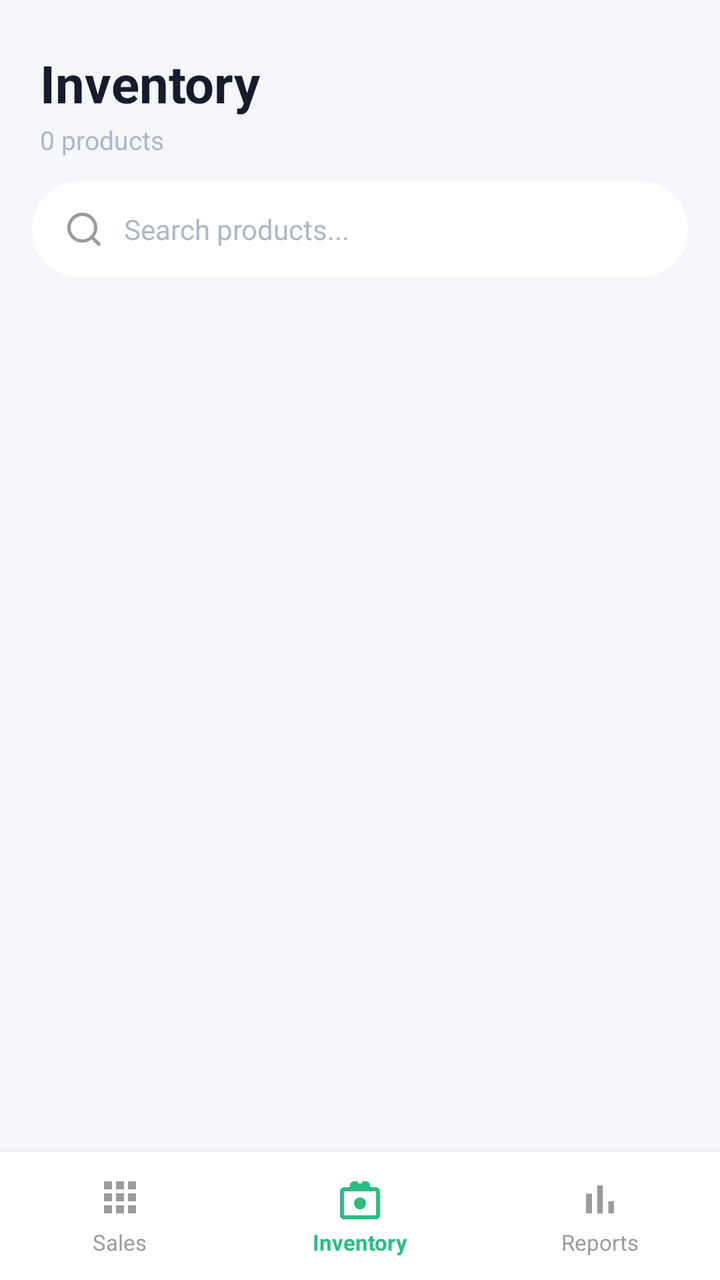
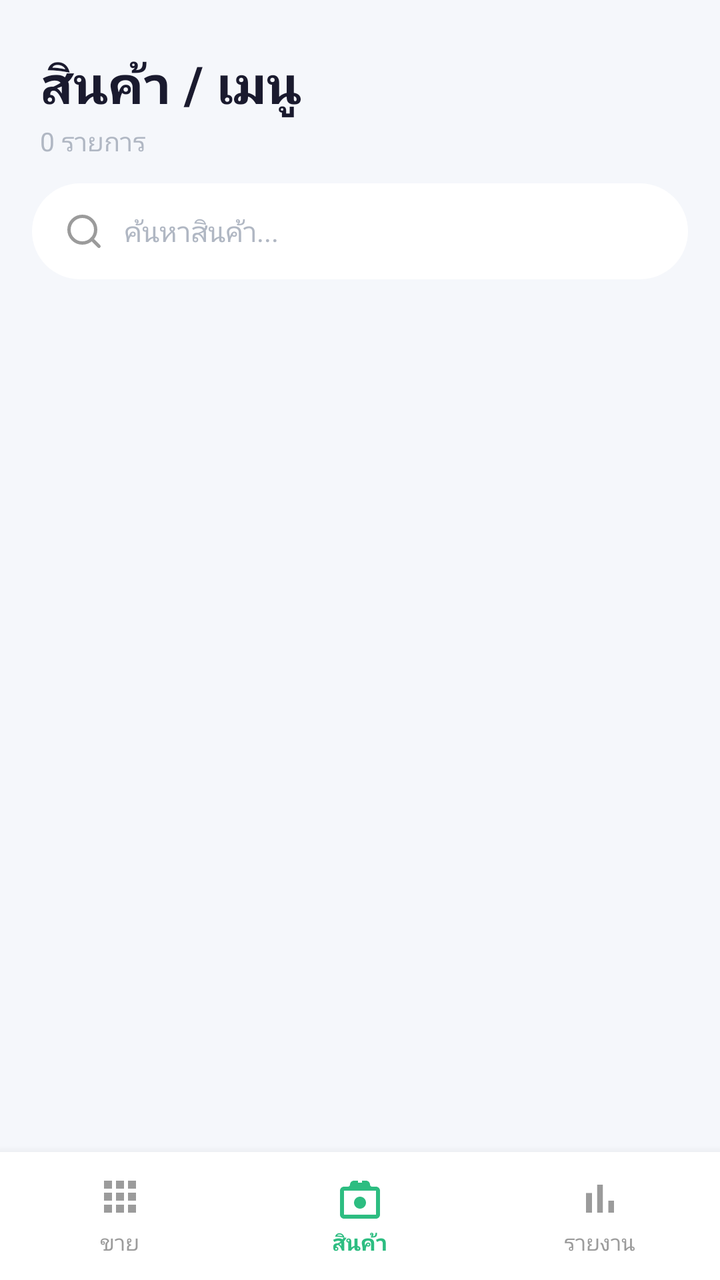

An Android layout rendered at two revisions. The XML below is the earlier revision; the diff shows what the commit changed to produce the second picture.
<!-- AndroidManifest.xml: application theme Theme.POS -->
<!-- res/layout/fragment_inventory.xml -->
<?xml version="1.0" encoding="utf-8"?>
<androidx.constraintlayout.widget.ConstraintLayout
    xmlns:android="http://schemas.android.com/apk/res/android"
    xmlns:app="http://schemas.android.com/apk/res-auto"
    android:layout_width="match_parent"
    android:layout_height="match_parent"
    android:background="@color/bg_screen">

    
    <LinearLayout
        android:id="@+id/bottomNavBar"
        android:layout_width="0dp"
        android:layout_height="64dp"
        android:background="@android:color/white"
        android:orientation="horizontal"
        android:elevation="8dp"
        app:layout_constraintBottom_toBottomOf="parent"
        app:layout_constraintEnd_toEndOf="parent"
        app:layout_constraintStart_toStartOf="parent">

        
        <LinearLayout
            android:id="@+id/tabSales"
            android:layout_width="0dp"
            android:layout_height="match_parent"
            android:layout_weight="1"
            android:gravity="center"
            android:orientation="vertical"
            android:padding="4dp"
            android:clickable="true"
            android:focusable="true">
            <FrameLayout
                android:layout_width="wrap_content"
                android:layout_height="wrap_content">
                <ImageView
                    android:layout_width="24dp"
                    android:layout_height="24dp"
                    android:src="@drawable/ic_sales"
                    app:tint="@color/text_gray" />
                <TextView
                    android:id="@+id/badgeSales"
                    android:layout_width="16dp"
                    android:layout_height="16dp"
                    android:background="@drawable/bg_circle_green"
                    android:gravity="center"
                    android:text="0"
                    android:textColor="@android:color/white"
                    android:textSize="9sp"
                    android:textStyle="bold"
                    android:layout_gravity="top|end"
                    android:layout_marginStart="12dp"
                    android:visibility="gone" />
            </FrameLayout>
            <TextView
                android:layout_width="wrap_content"
                android:layout_height="wrap_content"
                android:text="Sales"
                android:textColor="@color/text_gray"
                android:textSize="11sp"
                android:layout_marginTop="2dp" />
        </LinearLayout>

        
        <LinearLayout
            android:id="@+id/tabInventory"
            android:layout_width="0dp"
            android:layout_height="match_parent"
            android:layout_weight="1"
            android:gravity="center"
            android:orientation="vertical"
            android:padding="4dp"
            android:clickable="true"
            android:focusable="true">
            <ImageView
                android:layout_width="24dp"
                android:layout_height="24dp"
                android:src="@drawable/ic_inventory"
                app:tint="@color/green_primary" />
            <TextView
                android:layout_width="wrap_content"
                android:layout_height="wrap_content"
                android:text="Inventory"
                android:textColor="@color/green_primary"
                android:textSize="11sp"
                android:textStyle="bold"
                android:layout_marginTop="2dp" />
        </LinearLayout>

        
        <LinearLayout
            android:id="@+id/tabReports"
            android:layout_width="0dp"
            android:layout_height="match_parent"
            android:layout_weight="1"
            android:gravity="center"
            android:orientation="vertical"
            android:padding="4dp"
            android:clickable="true"
            android:focusable="true">
            <ImageView
                android:layout_width="24dp"
                android:layout_height="24dp"
                android:src="@drawable/ic_reports"
                app:tint="@color/text_gray" />
            <TextView
                android:layout_width="wrap_content"
                android:layout_height="wrap_content"
                android:text="Reports"
                android:textColor="@color/text_gray"
                android:textSize="11sp"
                android:layout_marginTop="2dp" />
        </LinearLayout>
    </LinearLayout>

    
    <LinearLayout
        android:id="@+id/mainContent"
        android:layout_width="0dp"
        android:layout_height="0dp"
        android:orientation="vertical"
        app:layout_constraintTop_toTopOf="parent"
        app:layout_constraintBottom_toTopOf="@id/bottomNavBar"
        app:layout_constraintStart_toStartOf="parent"
        app:layout_constraintEnd_toEndOf="parent">

        
        <LinearLayout
            android:layout_width="match_parent"
            android:layout_height="wrap_content"
            android:orientation="vertical"
            android:paddingStart="20dp"
            android:paddingEnd="20dp"
            android:paddingTop="24dp"
            android:paddingBottom="12dp">

            <TextView
                android:layout_width="wrap_content"
                android:layout_height="wrap_content"
                android:text="Inventory"
                android:textColor="@color/text_title"
                android:textSize="26sp"
                android:textStyle="bold" />

            <TextView
                android:id="@+id/tvProductCount"
                android:layout_width="wrap_content"
                android:layout_height="wrap_content"
                android:text="0 products"
                android:textColor="@color/text_subtitle"
                android:textSize="13sp"
                android:layout_marginTop="2dp" />
        </LinearLayout>

        
        <LinearLayout
            android:layout_width="match_parent"
            android:layout_height="48dp"
            android:layout_marginStart="16dp"
            android:layout_marginEnd="16dp"
            android:layout_marginBottom="16dp"
            android:background="@drawable/bg_search_bar"
            android:gravity="center_vertical"
            android:orientation="horizontal"
            android:paddingStart="16dp"
            android:paddingEnd="12dp">

            <ImageView
                android:layout_width="20dp"
                android:layout_height="20dp"
                android:src="@drawable/ic_search" />

            <EditText
                android:id="@+id/etSearch"
                android:layout_width="0dp"
                android:layout_height="match_parent"
                android:layout_weight="1"
                android:layout_marginStart="10dp"
                android:background="@null"
                android:hint="Search products..."
                android:textColorHint="@color/text_subtitle"
                android:textSize="14sp"
                android:textColor="@color/text_title"
                android:inputType="text"
                android:imeOptions="actionSearch"
                android:maxLines="1"
                android:singleLine="true" />
        </LinearLayout>

        
        <androidx.recyclerview.widget.RecyclerView
            android:id="@+id/rvInventory"
            android:layout_width="match_parent"
            android:layout_height="0dp"
            android:layout_weight="1"
            android:paddingTop="4dp"
            android:paddingBottom="8dp"
            android:clipToPadding="false" />

    </LinearLayout>

</androidx.constraintlayout.widget.ConstraintLayout>
<!-- resources referenced by this layout -->
<resources>
  <color name="bg_screen">#F5F7FB</color>
  <color name="green_primary">#2DBD81</color>
  <color name="text_gray">#9B9B9B</color>
  <color name="text_subtitle">#B0B7C3</color>
  <color name="text_title">#1A1A2E</color>
  <!-- drawable bg_circle_green (drawable) -->
  <?xml version="1.0" encoding="utf-8"?>
  <shape xmlns:android="http://schemas.android.com/apk/res/android"
      android:shape="oval">
      <solid android:color="@color/green_primary" />
  </shape>
  <!-- drawable bg_search_bar (drawable) -->
  <?xml version="1.0" encoding="utf-8"?>
  <shape xmlns:android="http://schemas.android.com/apk/res/android"
      android:shape="rectangle">
      <solid android:color="@android:color/white" />
      <corners android:radius="24dp" />
  </shape>
  <!-- drawable ic_inventory (drawable) -->
  <?xml version="1.0" encoding="utf-8"?>
  <vector xmlns:android="http://schemas.android.com/apk/res/android"
      android:width="24dp"
      android:height="24dp"
      android:viewportWidth="24"
      android:viewportHeight="24">
      <path
          android:fillColor="#555555"
          android:pathData="M20,6h-2.18C17.4,5.84 17,5.45 17,5c0,-1.1 -0.9,-2 -2,-2h-6c-1.1,0 -2,0.9 -2,2 0,0.45 -0.4,0.84 -0.82,1H4C2.9,6 2,6.9 2,8v12c0,1.1 0.9,2 2,2h16c1.1,0 2,-0.9 2,-2V8C22,6.9 21.1,6 20,6zM12,3h1v1h-2V3H12zM20,20H4V8h16V20zm-8,-9c-1.66,0 -3,1.34 -3,3s1.34,3 3,3 3,-1.34 3,-3 -1.34,-3 -3,-3z" />
  </vector>
  <!-- drawable ic_reports (drawable) -->
  <?xml version="1.0" encoding="utf-8"?>
  <vector xmlns:android="http://schemas.android.com/apk/res/android"
      android:width="24dp"
      android:height="24dp"
      android:viewportWidth="24"
      android:viewportHeight="24">
      <path
          android:fillColor="#555555"
          android:pathData="M5,9.2h3V19H5zM10.6,5h2.8v14h-2.8zM16.2,13H19v6h-2.8z" />
  </vector>
  <!-- drawable ic_sales (drawable) -->
  <?xml version="1.0" encoding="utf-8"?>
  <vector xmlns:android="http://schemas.android.com/apk/res/android"
      android:width="24dp"
      android:height="24dp"
      android:viewportWidth="24"
      android:viewportHeight="24">
      <path
          android:fillColor="#555555"
          android:pathData="M4,3h4v4H4V3zM10,3h4v4h-4V3zM16,3h4v4h-4V3zM4,9h4v4H4V9zM10,9h4v4h-4V9zM16,9h4v4h-4V9zM4,15h4v4H4v-4zM10,15h4v4h-4v-4zM16,15h4v4h-4v-4z" />
  </vector>
  <!-- drawable ic_search (drawable) -->
  <vector xmlns:android="http://schemas.android.com/apk/res/android"
      android:width="24dp"
      android:height="24dp"
      android:viewportWidth="24"
      android:viewportHeight="24">
      <path
          android:fillColor="@android:color/transparent"
          android:pathData="M21,21l-4.35,-4.35"
          android:strokeColor="#9B9B9B"
          android:strokeWidth="2"
          android:strokeLineCap="round" />
      <path
          android:fillColor="@android:color/transparent"
          android:pathData="M11,19a8,8 0,1 0,0 -16a8,8 0,0 0,0 16z"
          android:strokeColor="#9B9B9B"
          android:strokeWidth="2"
          android:strokeLineCap="round" />
  </vector>
  <style name="Theme.POS" parent="Theme.MaterialComponents.DayNight.DarkActionBar">
          
          <item name="colorPrimary">@color/purple_500</item>
          <item name="colorPrimaryVariant">@color/purple_700</item>
          <item name="colorOnPrimary">@color/white</item>
          
          <item name="colorSecondary">@color/teal_200</item>
          <item name="colorSecondaryVariant">@color/teal_700</item>
          <item name="colorOnSecondary">@color/black</item>
          
          <item name="android:statusBarColor">?attr/colorPrimaryVariant</item>
          
      </style>
  <color name="purple_500">#FF6200EE</color>
  <color name="purple_700">#FF3700B3</color>
  <color name="white">#FFFFFFFF</color>
  <color name="teal_200">#FF03DAC5</color>
  <color name="teal_700">#FF018786</color>
  <color name="black">#FF000000</color>
</resources>

<!-- the commit's change to res/layout/fragment_inventory.xml (unified diff, before → after) -->
@@ -54,7 +54,7 @@
             <TextView
                 android:layout_width="wrap_content"
                 android:layout_height="wrap_content"
-                android:text="Sales"
+                android:text="ขาย"
                 android:textColor="@color/text_gray"
                 android:textSize="11sp"
                 android:layout_marginTop="2dp" />
@@ -79,7 +79,7 @@
             <TextView
                 android:layout_width="wrap_content"
                 android:layout_height="wrap_content"
-                android:text="Inventory"
+                android:text="สินค้า"
                 android:textColor="@color/green_primary"
                 android:textSize="11sp"
                 android:textStyle="bold"
@@ -105,7 +105,7 @@
             <TextView
                 android:layout_width="wrap_content"
                 android:layout_height="wrap_content"
-                android:text="Reports"
+                android:text="รายงาน"
                 android:textColor="@color/text_gray"
                 android:textSize="11sp"
                 android:layout_marginTop="2dp" />
@@ -136,7 +136,7 @@
             <TextView
                 android:layout_width="wrap_content"
                 android:layout_height="wrap_content"
-                android:text="Inventory"
+                android:text="สินค้า / เมนู"
                 android:textColor="@color/text_title"
                 android:textSize="26sp"
                 android:textStyle="bold" />
@@ -145,7 +145,7 @@
                 android:id="@+id/tvProductCount"
                 android:layout_width="wrap_content"
                 android:layout_height="wrap_content"
-                android:text="0 products"
+                android:text="0 รายการ"
                 android:textColor="@color/text_subtitle"
                 android:textSize="13sp"
                 android:layout_marginTop="2dp" />
@@ -176,7 +176,7 @@
                 android:layout_weight="1"
                 android:layout_marginStart="10dp"
                 android:background="@null"
-                android:hint="Search products..."
+                android:hint="ค้นหาสินค้า..."
                 android:textColorHint="@color/text_subtitle"
                 android:textSize="14sp"
                 android:textColor="@color/text_title"
<!-- resource entries referenced after the edit -->
@@ -70,24 +70,22 @@
           android:strokeWidth="2"
           android:strokeLineCap="round" />
   </vector>
-  <style name="Theme.POS" parent="Theme.MaterialComponents.DayNight.DarkActionBar">
+  <style name="Theme.POS" parent="Theme.MaterialComponents.DayNight.NoActionBar">
           
-          <item name="colorPrimary">@color/purple_500</item>
-          <item name="colorPrimaryVariant">@color/purple_700</item>
+          <item name="colorPrimary">@color/green_primary</item>
+          <item name="colorPrimaryVariant">@color/green_dark</item>
           <item name="colorOnPrimary">@color/white</item>
           
-          <item name="colorSecondary">@color/teal_200</item>
-          <item name="colorSecondaryVariant">@color/teal_700</item>
-          <item name="colorOnSecondary">@color/black</item>
+          <item name="colorSecondary">@color/blue_primary</item>
+          <item name="colorSecondaryVariant">@color/blue_primary</item>
+          <item name="colorOnSecondary">@color/white</item>
           
-          <item name="android:statusBarColor">?attr/colorPrimaryVariant</item>
-          
+          <item name="android:statusBarColor">@color/green_dark</item>
+          <item name="android:windowLightStatusBar" tools:targetApi="23">false</item>
+          <item name="android:windowBackground">@color/bg_screen</item>
       </style>
-  <color name="purple_500">#FF6200EE</color>
-  <color name="purple_700">#FF3700B3</color>
+  <color name="green_dark">#1FA86E</color>
   <color name="white">#FFFFFFFF</color>
-  <color name="teal_200">#FF03DAC5</color>
-  <color name="teal_700">#FF018786</color>
-  <color name="black">#FF000000</color>
+  <color name="blue_primary">#4B85E0</color>
 </resources>
 
